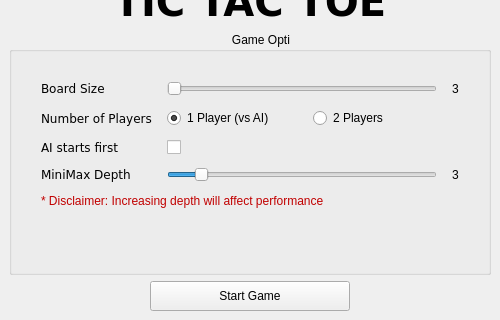
Before: the Qt Designer form TicTacToeNew/Forms/titlescreen.ui in Michael-lhany/TIC-TAC-TOE, drawn with Qt 5; both pictures show x 0 to 500 and y 280 to 600 of the 500 by 600 pixel window.
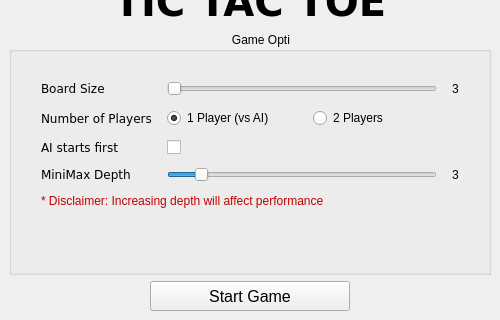
After: the same form once the commit is applied. Icons and pictures are not drawn.

The edit to the form file:
```diff
--- a/TicTacToeNew/Forms/titlescreen.ui
+++ b/TicTacToeNew/Forms/titlescreen.ui
@@ -303,6 +303,11 @@
             <height>30</height>
            </size>
           </property>
+          <property name="font">
+           <font>
+            <pointsize>12</pointsize>
+           </font>
+          </property>
           <property name="text">
            <string>Start Game</string>
           </property>
```
